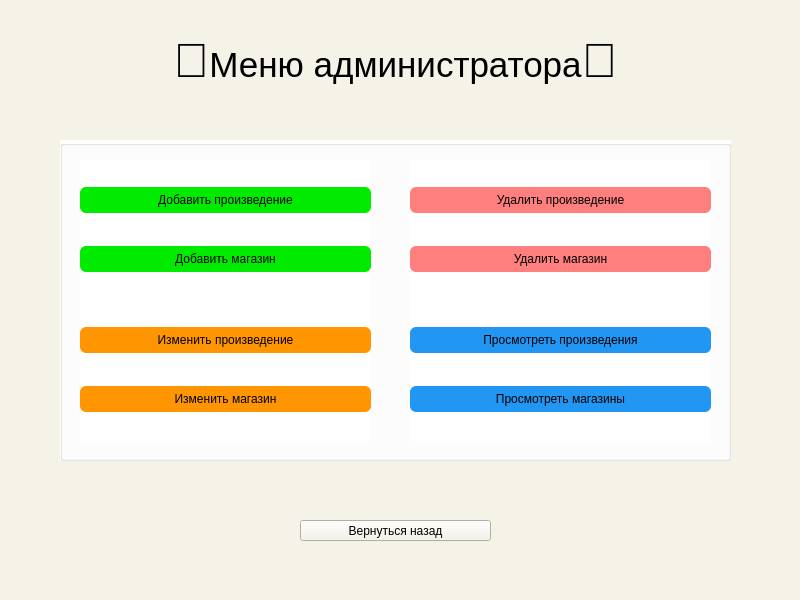
Before: the Qt Designer form adminmenu.ui in mamam111a/2-year_coursework_client, drawn with Qt 5.
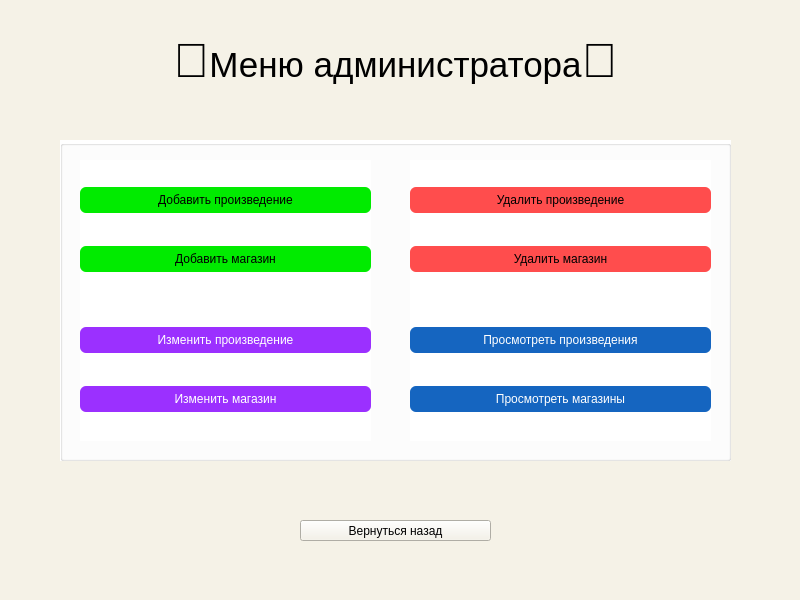
After: the same form once the commit is applied.

The edit to the form file:
```diff
--- a/adminmenu.ui
+++ b/adminmenu.ui
@@ -60,19 +60,22 @@
       <widget class="QPushButton" name="readbooks">
        <property name="styleSheet">
         <string notr="true">QPushButton {
-    background-color: #2196F3; 
-    color: black;          
+    background-color: #1565C0;  /* Более тёмный синий */
+    color: white;                
     border: none;        
     border-radius: 6px;
     padding: 6px 12px;
     font-weight: normal;
 }
+
 QPushButton:hover {
     background-color: #1976D2;
 }
+
 QPushButton:pressed {
-    background-color: #0D47A1;
-}</string>
+    background-color: #0B3D91;  /* Самый тёмный при нажатии */
+}
+</string>
        </property>
        <property name="text">
         <string>Просмотреть произведения</string>
@@ -83,19 +86,22 @@
       <widget class="QPushButton" name="readshops">
        <property name="styleSheet">
         <string notr="true">QPushButton {
-    background-color: #2196F3; 
-    color: black;          
+    background-color: #1565C0;  /* Более тёмный синий */
+    color: white;                
     border: none;        
     border-radius: 6px;
     padding: 6px 12px;
     font-weight: normal;
 }
+
 QPushButton:hover {
     background-color: #1976D2;
 }
+
 QPushButton:pressed {
-    background-color: #0D47A1;
-}</string>
+    background-color: #0B3D91;  /* Самый тёмный при нажатии */
+}
+</string>
        </property>
        <property name="text">
         <string>Просмотреть магазины</string>
@@ -118,19 +124,22 @@
       <widget class="QPushButton" name="deletebooks">
        <property name="styleSheet">
         <string notr="true">QPushButton {
-    background-color: #FF7F7F; /* мягкий красный */
-    color: black;          
+    background-color: #FF4D4D;  /* яркий, но мягкий красный */
+    color: black;               /* белый текст для контраста */
     border: none;        
     border-radius: 6px;
     padding: 6px 12px;
     font-weight: normal;
 }
+
 QPushButton:hover {
     background-color: #E06666; /* чуть темнее при наведении */
 }
+
 QPushButton:pressed {
-    background-color: #C05050; /* ещё темнее при нажатии */
-}</string>
+    background-color: #C62828;  /* ещё темнее при нажатии */
+}
+</string>
        </property>
        <property name="text">
         <string>Удалить произведение</string>
@@ -141,19 +150,22 @@
       <widget class="QPushButton" name="deleteshops">
        <property name="styleSheet">
         <string notr="true">QPushButton {
-    background-color: #FF7F7F; /* мягкий красный */
-    color: black;          
+    background-color: #FF4D4D;  /* яркий, но мягкий красный */
+    color: black;               /* белый текст для контраста */
     border: none;        
     border-radius: 6px;
     padding: 6px 12px;
     font-weight: normal;
 }
+
 QPushButton:hover {
     background-color: #E06666; /* чуть темнее при наведении */
 }
+
 QPushButton:pressed {
-    background-color: #C05050; /* ещё темнее при нажатии */
-}</string>
+    background-color: #C62828;  /* ещё темнее при нажатии */
+}
+</string>
        </property>
        <property name="text">
         <string>Удалить магазин</string>
@@ -234,19 +246,22 @@
       <widget class="QPushButton" name="updatebooks">
        <property name="styleSheet">
         <string notr="true">QPushButton {
-    background-color: #FF9500; 
-    color: black;          
-    border: none;        
+    background-color: #9B30FF;  /* Яркий фиолетовый */
+    color: white;               /* Белый текст для контраста */
+    border: none;
     border-radius: 6px;
     padding: 6px 12px;
     font-weight: normal;
 }
+
 QPushButton:hover {
     background-color: #D87A00;
 }
+
 QPushButton:pressed {
-    background-color: #B56200;
-}</string>
+    background-color: #5F00CC;  /* Ещё темнее при нажатии */
+}
+</string>
        </property>
        <property name="text">
         <string>Изменить произведение</string>
@@ -257,19 +272,22 @@
       <widget class="QPushButton" name="updateshops">
        <property name="styleSheet">
         <string notr="true">QPushButton {
-    background-color: #FF9500; 
-    color: black;          
-    border: none;        
+    background-color: #9B30FF;  /* Яркий фиолетовый */
+    color: white;               /* Белый текст для контраста */
+    border: none;
     border-radius: 6px;
     padding: 6px 12px;
     font-weight: normal;
 }
+
 QPushButton:hover {
     background-color: #D87A00;
 }
+
 QPushButton:pressed {
-    background-color: #B56200;
-}</string>
+    background-color: #5F00CC;  /* Ещё темнее при нажатии */
+}
+</string>
        </property>
        <property name="text">
         <string>Изменить магазин</string>
```
Left out of the diff: 12 changed lines with no effect on the pictures.
